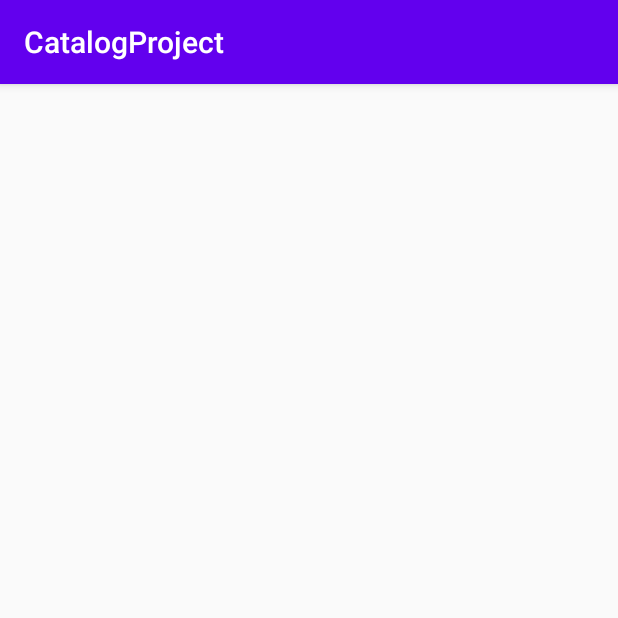
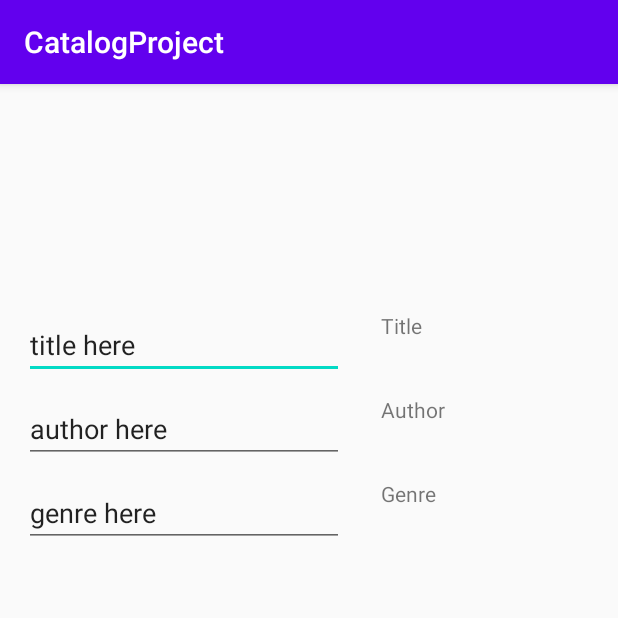
Before and after one commit to bcandee2/CatalogProject125, an Android app: the SearchActivity screen opened directly, with no data from a screen before it, on a phone screen of 412 x 824 dp, the top half of it. Run offline under Robolectric (Android 15) with nearby library versions, the phone set to English and light mode, and no system bars.

```diff
--- a/app/build.gradle
+++ b/app/build.gradle
@@ -35,4 +35,5 @@ dependencies {
     testImplementation 'junit:junit:4.12'
     androidTestImplementation 'androidx.test.ext:junit:1.1.1'
     androidTestImplementation 'androidx.test.espresso:espresso-core:3.2.0'
+    implementation 'com.google.android.material:material:1.1.0'
 }
--- a/app/src/main/res/layout/activity_search.xml
+++ b/app/src/main/res/layout/activity_search.xml
@@ -6,4 +6,75 @@
     android:layout_height="match_parent"
     tools:context=".SearchActivity">
 
+    <EditText
+        android:id="@+id/editText"
+        android:layout_width="wrap_content"
+        android:layout_height="wrap_content"
+        android:layout_marginStart="16dp"
+        android:layout_marginTop="151dp"
+        android:ems="10"
+        android:hint="@string/title_here"
+        android:importantForAutofill="no"
+        android:inputType="textPersonName"
+        android:text="@string/title_here"
+        app:layout_constraintStart_toStartOf="parent"
+        app:layout_constraintTop_toTopOf="parent" />
+
+    <EditText
+        android:id="@+id/editText2"
+        android:layout_width="wrap_content"
+        android:layout_height="wrap_content"
+        android:layout_marginStart="16dp"
+        android:layout_marginTop="207dp"
+        android:ems="10"
+        android:hint="@string/author_here"
+        android:importantForAutofill="no"
+        android:inputType="textPersonName"
+        android:text="@string/author_here"
+        app:layout_constraintStart_toStartOf="parent"
+        app:layout_constraintTop_toTopOf="parent" />
+
+    <EditText
+        android:id="@+id/editText3"
+        android:layout_width="wrap_content"
+        android:layout_height="wrap_content"
+        android:layout_marginStart="16dp"
+        android:layout_marginTop="263dp"
+        android:ems="10"
+        android:hint="@string/genre_here"
+        android:importantForAutofill="no"
+        android:inputType="textPersonName"
+        android:text="@string/genre_here"
+        app:layout_constraintStart_toStartOf="parent"
+        app:layout_constraintTop_toTopOf="parent" />
+
+    <TextView
+        android:id="@+id/textView2"
+        android:layout_width="wrap_content"
+        android:layout_height="wrap_content"
+        android:layout_marginStart="254dp"
+        android:layout_marginTop="151dp"
+        android:text="@string/title"
+        app:layout_constraintStart_toStartOf="parent"
+        app:layout_constraintTop_toTopOf="parent" />
+
+    <TextView
+        android:id="@+id/textView3"
+        android:layout_width="wrap_content"
+        android:layout_height="wrap_content"
+        android:layout_marginStart="254dp"
+        android:layout_marginTop="207dp"
+        android:text="@string/author"
+        app:layout_constraintStart_toStartOf="parent"
+        app:layout_constraintTop_toTopOf="parent" />
+
+    <TextView
+        android:id="@+id/textView4"
+        android:layout_width="wrap_content"
+        android:layout_height="wrap_content"
+        android:layout_marginStart="254dp"
+        android:layout_marginTop="263dp"
+        android:text="@string/genre"
+        app:layout_constraintStart_toStartOf="parent"
+        app:layout_constraintTop_toTopOf="parent" />
 </androidx.constraintlayout.widget.ConstraintLayout>
--- a/app/src/main/res/values/strings.xml
+++ b/app/src/main/res/values/strings.xml
@@ -5,4 +5,10 @@
     <string name="add_book">ADD BOOK</string>
     <string name="search">SEARCH</string>
     <string name="books2prisoners_catalog">Books2Prisoners Catalog</string>
+    <string name="title_here">title here</string>
+    <string name="author_here">author here</string>
+    <string name="genre_here">genre here</string>
+    <string name="title">Title</string>
+    <string name="author">Author</string>
+    <string name="genre">Genre</string>
 </resources>
```
Also changed, not shown: app/src/main/java/com/example/catalogproject/Logic/Book.java (+22 -16 lines), app/src/main/java/com/example/catalogproject/Logic/Genre.java (+33 -1 lines), 1 other file.
